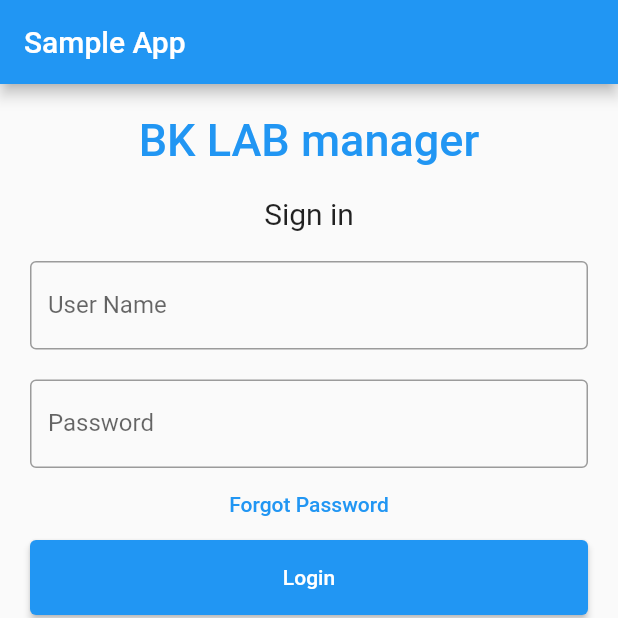
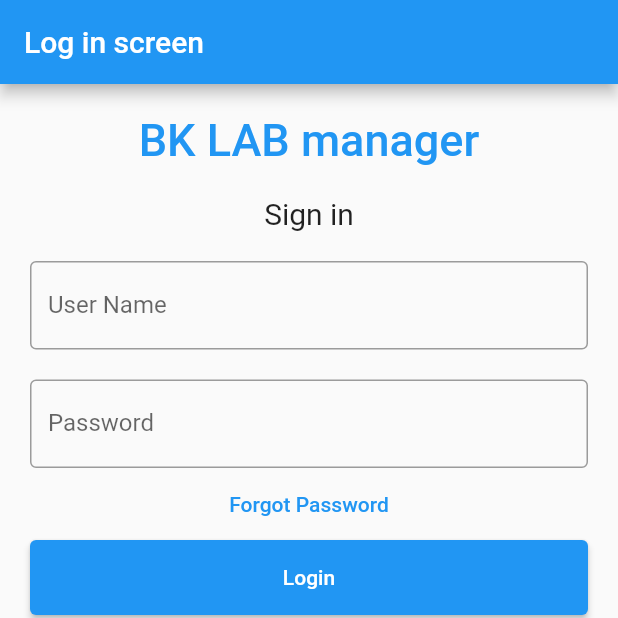
Before and after one commit to SontranBK/nfc_mobile_app, a Flutter app: the screen it shows after launch, after a tap on "Login", on a phone screen of 412 x 824 dp, the top half of it. Run offline on Flutter 3.47's test engine with Material 2 defaults, Android fonts, the phone set to English and light mode, and no system bars; our stand-ins replace animated_text_kit, js, package_info, qr_flutter, sqflite, url_launcher_web; missing offline and left inert: dart:html, dart:js_util, flutter_barcode_scanner, nfc_manager, qr_code_scanner; accounts and stored records are empty.

Commit message:
change app color

```diff
--- a/lib/view/GenerateQR.dart
+++ b/lib/view/GenerateQR.dart
@@ -13,6 +13,7 @@ class _GenerateQRPageState extends State<GenerateQRPage> {
       appBar: AppBar(
         title: Text('QR GENERATOR'),
       ),
+      backgroundColor: Colors.white,
       body: SingleChildScrollView(
         child: Center(
           child: Column(
@@ -31,7 +32,9 @@ class _GenerateQRPageState extends State<GenerateQRPage> {
                 child: TextField(
                   controller: controller,
                   decoration: InputDecoration(
-                      border: OutlineInputBorder(), labelText: 'Enter URL'),
+                      border: OutlineInputBorder(borderSide: const BorderSide(color: Colors.grey, width: 0.0),),
+                      labelText: 'Enter URL'
+                  ),
                 ),
               ),
               ElevatedButton(
--- a/lib/view/ScanQR.dart
+++ b/lib/view/ScanQR.dart
@@ -31,6 +31,7 @@ class _ScanQRCodeState extends State<ScanQRCode> {
   Widget build(BuildContext context) {
     return Scaffold(
       appBar: AppBar(title: Text('QR Code Scanner'),),
+      backgroundColor: Colors.white,
       body: Center(
         child: Column(
           mainAxisAlignment: MainAxisAlignment.center,
--- a/lib/view/about.dart
+++ b/lib/view/about.dart
@@ -8,8 +8,9 @@ class AboutPage extends StatelessWidget {
   Widget build(BuildContext context) {
     return Scaffold(
       appBar: AppBar(
-        title: Text('BK LAB manager information'),
+        title: Text('BK LAB manager informations'),
       ),
+      backgroundColor: Colors.white,
       body: ListView(
         padding: EdgeInsets.all(2),
         children: [
--- a/lib/view/app.dart
+++ b/lib/view/app.dart
@@ -43,6 +43,7 @@ class _Home extends StatelessWidget {
       appBar: AppBar(
         title: Text('BK Lab Manager'),//Tên ứng dung
       ),
+      backgroundColor: Colors.white,
       body: ListView(
         padding: EdgeInsets.all(2),
         children: [
--- a/lib/view/login.dart
+++ b/lib/view/login.dart
@@ -14,7 +14,7 @@ class _MyAppState extends State<MyApp> {
   Widget build(BuildContext context) {
     return MaterialApp(
       home: Scaffold(
-        appBar: AppBar(title: Text('Sample App'),),
+        appBar: AppBar(title: Text('Log in screen'),),
         body: const MyStatefulWidget(),
       ),
     );
--- a/lib/view/scan_new.dart
+++ b/lib/view/scan_new.dart
@@ -3,8 +3,9 @@ import 'dart:io';
 
 import 'package:flutter/foundation.dart';
 import 'package:flutter/material.dart';
-import 'package:app/qr_code_scanner.dart';
-import 'package:app/src/qr_code_scanner.dart';
+//import 'package:app/qr_code_scanner.dart';
+//import 'package:app/src/qr_code_scanner.dart';
+import 'package:qr_code_scanner/qr_code_scanner.dart';
 
 
 void main() => runApp(const MaterialApp(home: MyHome()));
```
